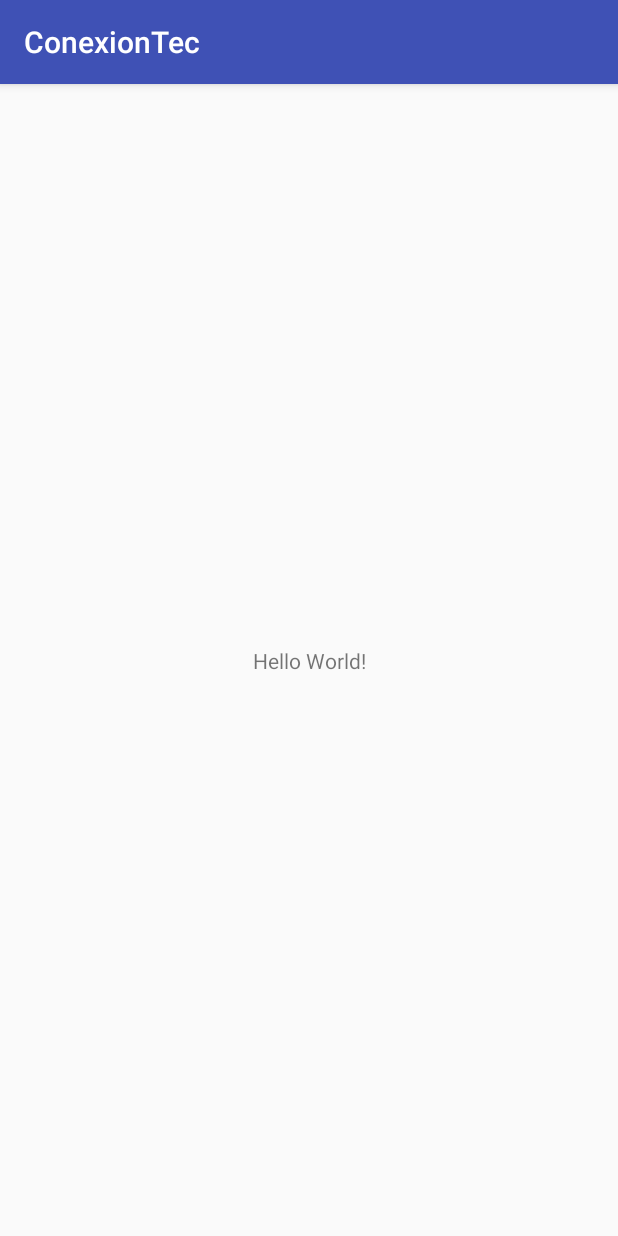
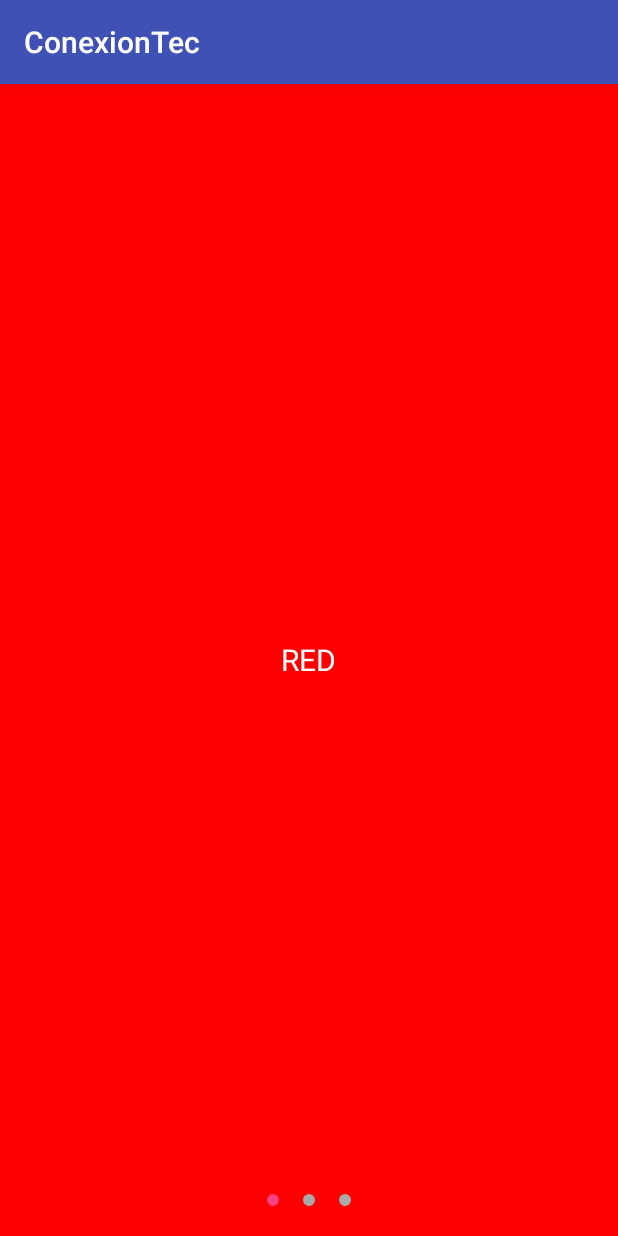
Before and after one commit to rbngza/ConexionTec, an Android app: the screen it shows after launch (MainActivity), on a phone screen of 412 x 824 dp. Run offline under Robolectric (Android 15) with nearby library versions, the phone set to English and light mode, and no system bars.

Commit message:
Scrollable working, still need to change activity_main layout for fragment support. https://medium.com/@shaktisinh/auto-slider-with-indicator-in-android-a28153d42125

```diff
--- a/app/build.gradle
+++ b/app/build.gradle
@@ -21,6 +21,7 @@ android {
 dependencies {
     implementation fileTree(dir: 'libs', include: ['*.jar'])
     implementation 'com.android.support:appcompat-v7:27.1.1'
+    implementation 'com.android.support:design:27.+'
     implementation 'com.android.support.constraint:constraint-layout:1.1.0'
     testImplementation 'junit:junit:4.12'
     androidTestImplementation 'com.android.support.test:runner:1.0.2'
--- a/app/src/main/java/itesm/mx/conexiontec/MainActivity.java
+++ b/app/src/main/java/itesm/mx/conexiontec/MainActivity.java
@@ -1,13 +1,61 @@
 package itesm.mx.conexiontec;
 
+import android.graphics.Color;
+import android.support.design.widget.TabLayout;
+import android.support.v4.view.ViewPager;
 import android.support.v7.app.AppCompatActivity;
 import android.os.Bundle;
 
+import java.util.ArrayList;
+import java.util.List;
+import java.util.Timer;
+import java.util.TimerTask;
+
 public class MainActivity extends AppCompatActivity {
+
+    ViewPager viewPager;
+    TabLayout indicator;
+
+    List<Integer> color;
+    List<String> colorName;
 
     @Override
     protected void onCreate(Bundle savedInstanceState) {
         super.onCreate(savedInstanceState);
         setContentView(R.layout.activity_main);
+        viewPager=(ViewPager)findViewById(R.id.viewPager);
+        indicator=(TabLayout)findViewById(R.id.indicator);
+        color = new ArrayList<>();
+        color.add(Color.RED);
+        color.add(Color.GREEN);
+        color.add(Color.BLUE);
+
+        colorName = new ArrayList<>();
+        colorName.add("RED");
+        colorName.add("GREEN");
+        colorName.add("BLUE");
+
+        viewPager.setAdapter(new SliderAdapter(this, color, colorName));
+        indicator.setupWithViewPager(viewPager, true);
+
+        Timer timer = new Timer();
+        timer.scheduleAtFixedRate(new SliderTimer(), 4000, 6000);
+    }
+
+    private class SliderTimer extends TimerTask {
+
+        @Override
+        public void run() {
+            MainActivity.this.runOnUiThread(new Runnable() {
+                @Override
+                public void run() {
+                    if (viewPager.getCurrentItem() < color.size() - 1) {
+                        viewPager.setCurrentItem(viewPager.getCurrentItem() + 1);
+                    } else {
+                        viewPager.setCurrentItem(0);
+                    }
+                }
+            });
+        }
     }
 }
--- /dev/null
+++ b/app/src/main/java/itesm/mx/conexiontec/MenuFragment.java
@@ -0,0 +1,4 @@
+package itesm.mx.conexiontec;
+
+public class MenuFragment {
+}
--- /dev/null
+++ b/app/src/main/java/itesm/mx/conexiontec/SliderAdapter.java
@@ -0,0 +1,59 @@
+package itesm.mx.conexiontec;
+
+import android.content.Context;
+import android.support.v4.view.PagerAdapter;
+import android.support.v4.view.ViewPager;
+import android.view.LayoutInflater;
+import android.view.View;
+import android.view.ViewGroup;
+import android.widget.LinearLayout;
+import android.widget.TextView;
+
+import java.util.List;
+
+public class SliderAdapter extends PagerAdapter {
+
+    private Context context;
+    private List<Integer> color;
+    private List<String> colorName;
+
+    public SliderAdapter(Context context, List<Integer> color, List<String> colorName) {
+        this.context = context;
+        this.color = color;
+        this.colorName = colorName;
+    }
+
+    @Override
+    public int getCount() {
+        return color.size();
+    }
+
+    @Override
+    public boolean isViewFromObject(View view, Object object) {
+        return view == object;
+    }
+
+    @Override
+    public Object instantiateItem(ViewGroup container, int position) {
+        LayoutInflater inflater = (LayoutInflater) context.getSystemService(Context.LAYOUT_INFLATER_SERVICE);
+        View view = inflater.inflate(R.layout.item_slider, null);
+
+        TextView textView = (TextView) view.findViewById(R.id.textView);
+        LinearLayout linearLayout = (LinearLayout) view.findViewById(R.id.linearLayout);
+
+        textView.setText(colorName.get(position));
+        linearLayout.setBackgroundColor(color.get(position));
+
+        ViewPager viewPager = (ViewPager) container;
+        viewPager.addView(view, 0);
+
+        return view;
+    }
+
+    @Override
+    public void destroyItem(ViewGroup container, int position, Object object) {
+        ViewPager viewPager = (ViewPager) container;
+        View view = (View) object;
+        viewPager.removeView(view);
+    }
+}
--- /dev/null
+++ b/app/src/main/res/drawable/default_indicator.xml
@@ -0,0 +1,12 @@
+<?xml version="1.0" encoding="utf-8"?>
+<layer-list xmlns:android="http://schemas.android.com/apk/res/android">
+    <item>
+        <shape
+            android:innerRadius="0dp"
+            android:shape="ring"
+            android:thickness="4dp"
+            android:useLevel="false">
+            <solid android:color="@android:color/darker_gray" />
+        </shape>
+    </item>
+</layer-list>
--- /dev/null
+++ b/app/src/main/res/drawable/indicator_selector.xml
@@ -0,0 +1,8 @@
+<?xml version="1.0" encoding="utf-8"?>
+<selector xmlns:android="http://schemas.android.com/apk/res/android">
+
+    <item android:drawable="@drawable/selected_indicator"
+        android:state_selected="true"/>
+
+    <item android:drawable="@drawable/default_indicator"/>
+</selector>
--- /dev/null
+++ b/app/src/main/res/drawable/selected_indicator.xml
@@ -0,0 +1,12 @@
+<?xml version="1.0" encoding="utf-8"?>
+<layer-list xmlns:android="http://schemas.android.com/apk/res/android">
+    <item>
+        <shape
+            android:innerRadius="0dp"
+            android:shape="ring"
+            android:thickness="4dp"
+            android:useLevel="false">
+            <solid android:color="@color/colorAccent"/>
+        </shape>
+    </item>
+</layer-list>
--- a/app/src/main/res/layout/activity_main.xml
+++ b/app/src/main/res/layout/activity_main.xml
@@ -1,18 +1,23 @@
 <?xml version="1.0" encoding="utf-8"?>
-<android.support.constraint.ConstraintLayout xmlns:android="http://schemas.android.com/apk/res/android"
+<RelativeLayout xmlns:android="http://schemas.android.com/apk/res/android"
     xmlns:app="http://schemas.android.com/apk/res-auto"
-    xmlns:tools="http://schemas.android.com/tools"
     android:layout_width="match_parent"
     android:layout_height="match_parent"
-    tools:context=".MainActivity">
+    android:orientation="vertical">
 
-    <TextView
-        android:layout_width="wrap_content"
+    <android.support.v4.view.ViewPager
+        android:id="@+id/viewPager"
+        android:layout_width="match_parent"
+        android:layout_height="wrap_content" />
+
+
+    <android.support.design.widget.TabLayout
+        android:id="@+id/indicator"
+        android:layout_width="match_parent"
         android:layout_height="wrap_content"
-        android:text="Hello World!"
-        app:layout_constraintBottom_toBottomOf="parent"
-        app:layout_constraintLeft_toLeftOf="parent"
-        app:layout_constraintRight_toRightOf="parent"
-        app:layout_constraintTop_toTopOf="parent" />
-
-</android.support.constraint.ConstraintLayout>
+        android:layout_alignParentBottom="true"
+        android:layout_centerInParent="true"
+        app:tabBackground="@drawable/indicator_selector"
+        app:tabGravity="center"
+        app:tabIndicatorHeight="0dp" />
+</RelativeLayout>
--- /dev/null
+++ b/app/src/main/res/layout/fragment_menu.xml
@@ -0,0 +1,6 @@
+<?xml version="1.0" encoding="utf-8"?>
+<android.support.constraint.ConstraintLayout xmlns:android="http://schemas.android.com/apk/res/android"
+    android:layout_width="match_parent"
+    android:layout_height="match_parent">
+
+</android.support.constraint.ConstraintLayout>
--- /dev/null
+++ b/app/src/main/res/layout/item_slider.xml
@@ -0,0 +1,16 @@
+<?xml version="1.0" encoding="utf-8"?>
+<LinearLayout xmlns:android="http://schemas.android.com/apk/res/android"
+    android:layout_width="match_parent"
+    android:layout_height="match_parent"
+    android:gravity="center"
+    android:id="@+id/linearLayout"
+    android:orientation="vertical">
+
+    <TextView
+        android:id="@+id/textView"
+        android:layout_width="wrap_content"
+        android:layout_height="wrap_content"
+        android:textColor="@android:color/white"
+        android:textSize="20sp" />
+
+</LinearLayout>
```
